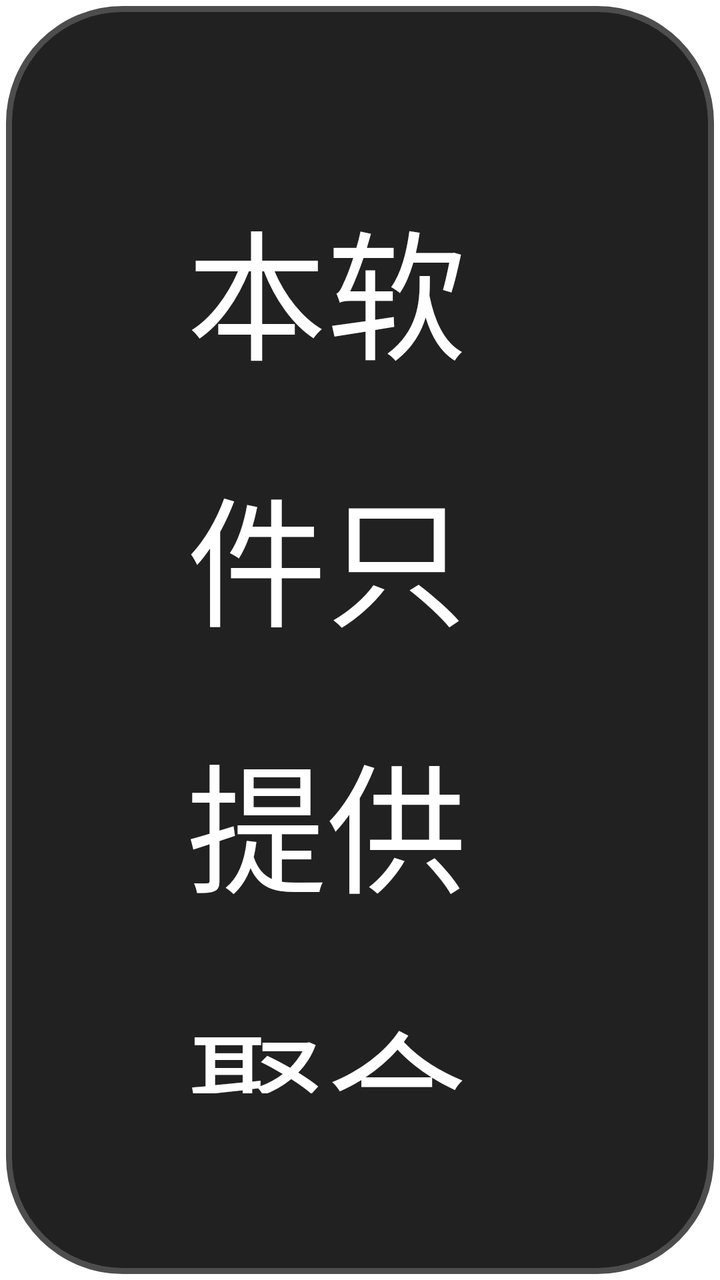
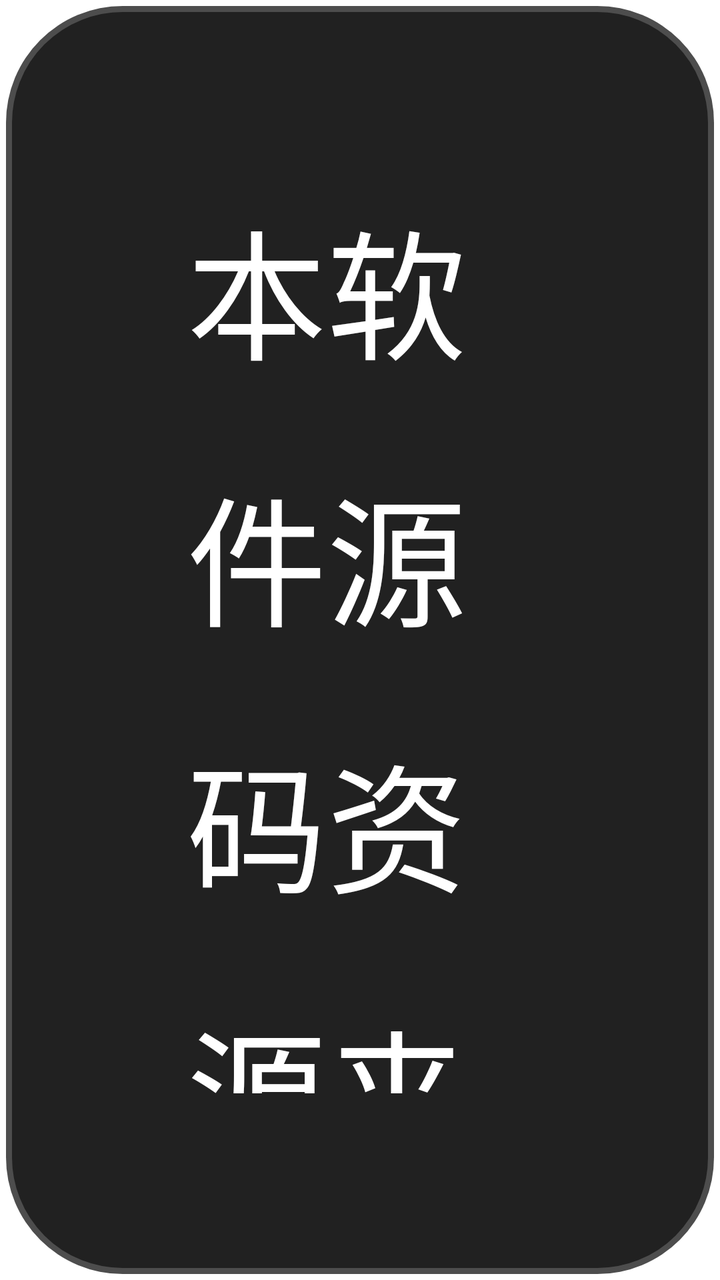

An Android layout rendered at two revisions. The XML below is the earlier revision; the diff shows what the commit changed to produce the second picture.
<!-- AndroidManifest.xml: application theme AppTheme.NoActionBar -->
<!-- res/layout/dialog_about.xml -->
<?xml version="1.0" encoding="utf-8"?>
<LinearLayout xmlns:android="http://schemas.android.com/apk/res/android"
    android:layout_width="match_parent"
    android:layout_height="wrap_content"
    android:layout_gravity="center"
    android:layout_marginLeft="@dimen/vs_16"
    android:layout_marginRight="@dimen/vs_16"
    android:background="@drawable/shape_danmu_setting_bg"
    android:orientation="vertical"
    android:padding="@dimen/vs_16">

    <TextView
        android:layout_width="match_parent"
        android:layout_height="wrap_content"
        android:lineSpacingExtra="@dimen/vs_2"
        android:lineSpacingMultiplier="1.2"
        android:text="本软件只提供聚合展示功能，所有资源来自网上, 软件不参与任何制作, 上传, 储存, 下载等内容. 软件仅供学习参考, 请于安装后24小时内删除。\n\n打包分发请保留出处\nhttps://github.com/CatVodTVOfficial/TVBoxOSC\nhttps://github.com/q215613905/TVBoxOS"
        android:textColor="@color/dialog_text_primary"
        android:textSize="@dimen/ts_14" />

</LinearLayout>
<!-- resources referenced by this layout -->
<resources>
  <color name="dialog_text_primary">#FFFFFFFF</color>
  <dimen name="ts_14">12mm</dimen>
  <dimen name="vs_16">16mm</dimen>
  <dimen name="vs_2">2mm</dimen>
  <!-- drawable shape_danmu_setting_bg (drawable) -->
  <?xml version="1.0" encoding="utf-8"?>
  <shape xmlns:android="http://schemas.android.com/apk/res/android">
      <corners android:radius="@dimen/vs_10" />
      <solid android:color="@color/dialog_panel_bg" />
      <stroke
          android:width="@dimen/vs_1"
          android:color="@color/dialog_panel_stroke" />
  </shape>
  <style name="AppTheme.NoActionBar" parent="AppTheme">
          <item name="android:windowActionBar">false</item>
          <item name="android:windowNoTitle">true</item>
          <item name="windowActionBar">false</item>
          <item name="android:windowFullscreen">false</item>//手机版：默认保留状态栏，全屏页面运行时再隐藏
          <item name="android:windowContentOverlay">@null</item>//是否有遮盖
          <item name="windowNoTitle">true</item>
          
          
          <item name="android:windowBackground">@android:color/transparent</item>
          
          <item name="android:statusBarColor">@android:color/transparent</item>
          <item name="android:windowDrawsSystemBarBackgrounds">true</item>
      </style>
  <dimen name="vs_10">10mm</dimen>
  <color name="dialog_panel_bg">#F2161616</color>
  <dimen name="vs_1">1mm</dimen>
  <color name="dialog_panel_stroke">#33FFFFFF</color>
  <style name="AppTheme" parent="Theme.AppCompat.Light.DarkActionBar">
          
          <item name="colorPrimary">@color/color_6200EE</item>
          <item name="colorPrimaryDark">@color/color_3700B3</item>
          <item name="colorAccent">@color/color_03DAC5</item>
      </style>
  <color name="color_6200EE">#6200EE</color>
  <color name="color_3700B3">#3700B3</color>
  <color name="color_03DAC5">#03DAC5</color>
</resources>

<!-- the commit's change to res/layout/dialog_about.xml (unified diff, before → after) -->
@@ -14,7 +14,7 @@
         android:layout_height="wrap_content"
         android:lineSpacingExtra="@dimen/vs_2"
         android:lineSpacingMultiplier="1.2"
-        android:text="本软件只提供聚合展示功能，所有资源来自网上, 软件不参与任何制作, 上传, 储存, 下载等内容. 软件仅供学习参考, 请于安装后24小时内删除。\n\n打包分发请保留出处\nhttps://github.com/CatVodTVOfficial/TVBoxOSC\nhttps://github.com/q215613905/TVBoxOS"
+        android:text="本软件源码资源来自网上，软件仅供学习自用，请勿传播。\n本软件基于q215613905/TVBoxOS，由啊搭理移植修改。"
         android:textColor="@color/dialog_text_primary"
         android:textSize="@dimen/ts_14" />
 
